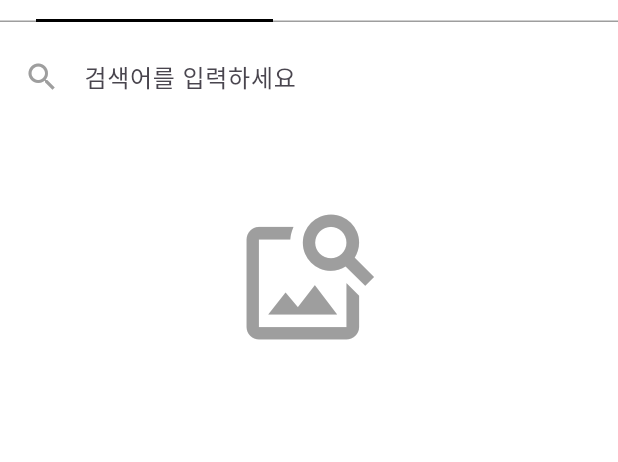
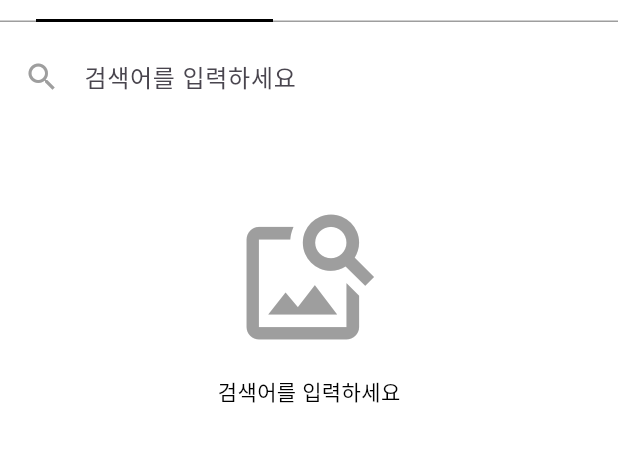
Before and after one commit to ganghee/image_search, a Flutter app: the screen it shows after launch, on a phone screen of 412 x 824 dp, the part 50-512 px from its top. Run offline on Flutter 3.47's test engine with Material 3 defaults, Android fonts, the phone set to English and light mode, and no system bars; our stand-ins replace dio, flutter_bloc, get_it, retrofit, sqflite; accounts and stored records are empty; generated files the repository leaves out were written again.

Commit message:
💄 iconMessageView 색상 수정

```diff
--- a/lib/icon_message_view.dart
+++ b/lib/icon_message_view.dart
@@ -4,7 +4,7 @@ Widget iconMessageView({
   required IconData icon,
   required String message,
   double iconSize = 100,
-  textColor = Colors.white,
+  textColor = Colors.black,
   double? topMargin,
 }) {
   return Column(
```
